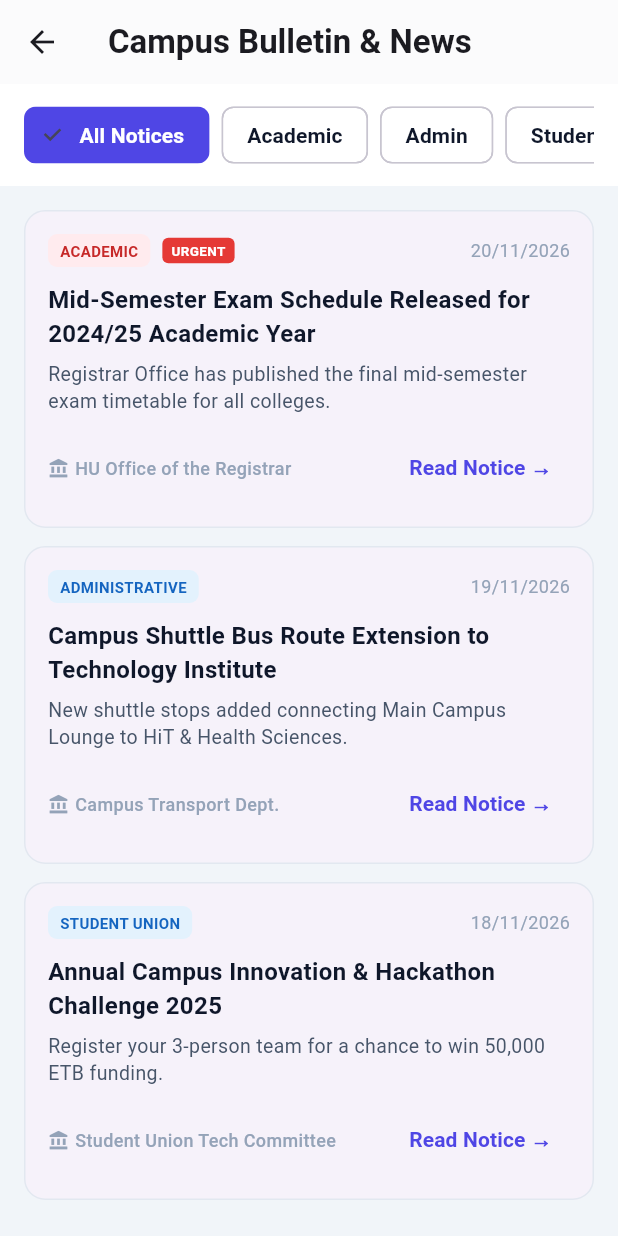
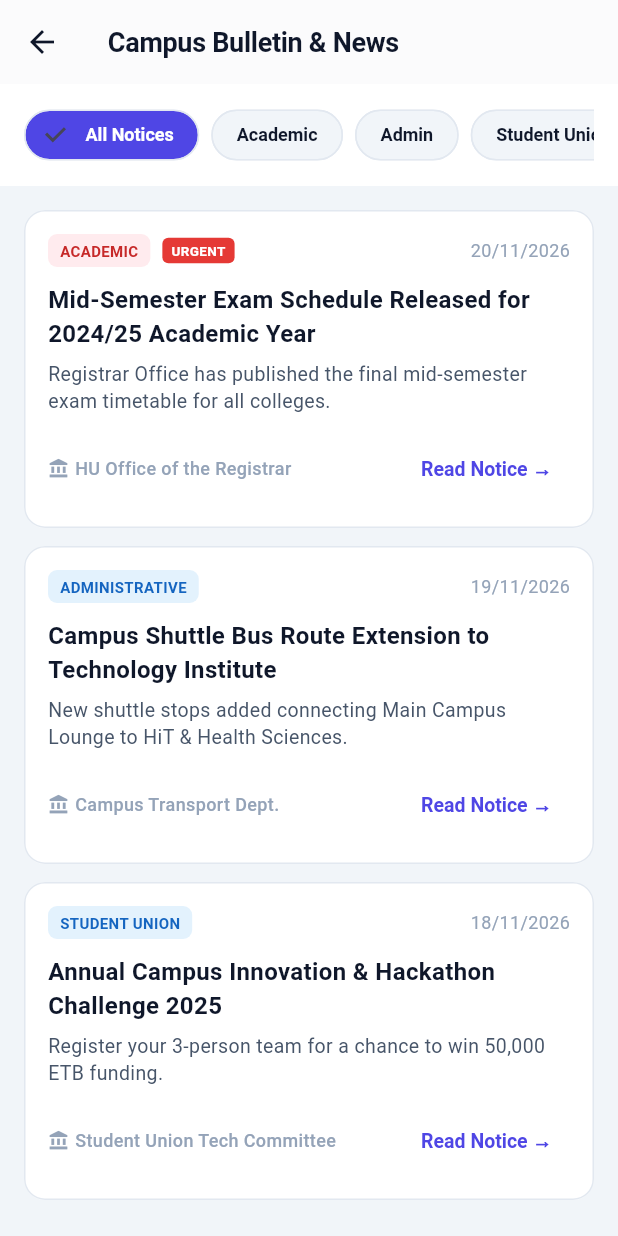
Before and after one commit to athronos21/campusflow, a Flutter app: the screen it shows after launch, after a tap on the "notifications none" icon, on a phone screen of 412 x 824 dp. Run offline on Flutter 3.47's test engine with Material 3 defaults, Android fonts, the phone set to English and light mode, and no system bars; our stand-ins replace dio, shared_preferences; network calls fail.

Commit message:
feat(design-system): add unified design tokens, material 3 theme, and ui spec

```diff
--- /dev/null
+++ b/apps/mobile/lib/core/theme/app_theme.dart
@@ -0,0 +1,160 @@
+import 'package:flutter/material.dart';
+import 'package:flutter/services.dart';
+import '../constants/app_colors.dart';
+
+class AppTheme {
+  static ThemeData get lightTheme {
+    return ThemeData(
+      useMaterial3: true,
+      brightness: Brightness.light,
+      primaryColor: AppColors.primary,
+      scaffoldBackgroundColor: AppColors.background,
+
+      // Color Scheme
+      colorScheme: ColorScheme.fromSeed(
+        seedColor: AppColors.primary,
+        primary: AppColors.primary,
+        onPrimary: Colors.white,
+        secondary: AppColors.accent,
+        onSecondary: Colors.white,
+        surface: AppColors.surface,
+        onSurface: AppColors.textPrimary,
+        error: AppColors.danger,
+        onError: Colors.white,
+        outline: AppColors.border,
+      ),
+
+      // App Bar Theme
+      appBarTheme: const AppBarTheme(
+        backgroundColor: Colors.white,
+        foregroundColor: AppColors.textPrimary,
+        elevation: 0,
+        scrolledUnderElevation: 1,
+        centerTitle: false,
+        titleTextStyle: TextStyle(
+          color: AppColors.textPrimary,
+          fontSize: 18,
+          fontWeight: FontWeight.bold,
+          letterSpacing: -0.2,
+        ),
+        systemOverlayStyle: SystemUiOverlayStyle.dark,
+        iconTheme: IconThemeData(color: AppColors.textPrimary),
+      ),
+
+      // Card Theme
+      cardTheme: CardTheme(
+        color: AppColors.surface,
+        elevation: 0,
+        shape: RoundedRectangleBorder(
+          borderRadius: BorderRadius.circular(16),
+          side: const BorderSide(color: AppColors.border, width: 1),
+        ),
+        margin: EdgeInsets.zero,
+      ),
+
+      // Elevated Button Theme
+      elevatedButtonTheme: ElevatedButtonThemeData(
+        style: ElevatedButton.styleFrom(
+          backgroundColor: AppColors.primary,
+          foregroundColor: Colors.white,
+          elevation: 0,
+          padding: const EdgeInsets.symmetric(horizontal: 20, vertical: 14),
+          shape: RoundedRectangleBorder(
+            borderRadius: BorderRadius.circular(12),
+          ),
+          textStyle: const TextStyle(
+            fontSize: 14,
+            fontWeight: FontWeight.bold,
+            letterSpacing: -0.1,
+          ),
+        ),
+      ),
+
+      // Outlined Button Theme
+      outlinedButtonTheme: OutlinedButtonThemeData(
+        style: OutlinedButton.styleFrom(
+          foregroundColor: AppColors.textPrimary,
+          side: const BorderSide(color: AppColors.border, width: 1.2),
+          padding: const EdgeInsets.symmetric(horizontal: 18, vertical: 12),
+          shape: RoundedRectangleBorder(
+            borderRadius: BorderRadius.circular(12),
+          ),
+          textStyle: const TextStyle(
+            fontSize: 13,
+            fontWeight: FontWeight.w600,
+          ),
+        ),
+      ),
+
+      // Text Button Theme
+      textButtonTheme: TextButtonThemeData(
+        style: TextButton.styleFrom(
+          foregroundColor: AppColors.primary,
+          textStyle: const TextStyle(
+            fontSize: 13,
+            fontWeight: FontWeight.bold,
+          ),
+        ),
+      ),
+
+      // Input Decoration Theme (Forms)
+      inputDecorationTheme: InputDecorationTheme(
+        filled: true,
+        fillColor: Colors.white,
+        contentPadding: const EdgeInsets.symmetric(horizontal: 16, vertical: 14),
+        border: OutlineInputBorder(
+          borderRadius: BorderRadius.circular(12),
+          borderSide: const BorderSide(color: AppColors.border),
+        ),
+        enabledBorder: OutlineInputBorder(
+          borderRadius: BorderRadius.circular(12),
+          borderSide: const BorderSide(color: AppColors.border),
+        ),
+        focusedBorder: OutlineInputBorder(
+          borderRadius: BorderRadius.circular(12),
+          borderSide: const BorderSide(color: AppColors.primary, width: 2),
+        ),
+        errorBorder: OutlineInputBorder(
+          borderRadius: BorderRadius.circular(12),
+          borderSide: const BorderSide(color: AppColors.danger),
+        ),
+        labelStyle: const TextStyle(
+          color: AppColors.textSecondary,
+          fontSize: 13,
+          fontWeight: FontWeight.w500,
+        ),
+        hintStyle: const TextStyle(
+          color: AppColors.textMuted,
+          fontSize: 13,
+        ),
+      ),
+
+      // Bottom Navigation Bar Theme
+      bottomNavigationBarTheme: const BottomNavigationBarThemeData(
+        backgroundColor: Colors.white,
+        selectedItemColor: AppColors.primary,
+        unselectedItemColor: AppColors.textMuted,
+        type: BottomNavigationBarType.fixed,
+        elevation: 8,
+        selectedLabelStyle: TextStyle(fontSize: 11, fontWeight: FontWeight.bold),
+        unselectedLabelStyle: TextStyle(fontSize: 11, fontWeight: FontWeight.w500),
+      ),
+
+      // Divider Theme
+      dividerTheme: const DividerThemeData(
+        color: AppColors.border,
+        thickness: 1,
+        space: 1,
+      ),
+
+      // Chip Theme
+      chipTheme: ChipThemeData(
+        backgroundColor: AppColors.background,
+        side: const BorderSide(color: AppColors.border),
+        shape: RoundedRectangleBorder(borderRadius: BorderRadius.circular(20)),
+        labelStyle: const TextStyle(fontSize: 12, fontWeight: FontWeight.w600),
+        padding: const EdgeInsets.symmetric(horizontal: 8, vertical: 4),
+      ),
+    );
+  }
+}
--- a/apps/mobile/lib/main.dart
+++ b/apps/mobile/lib/main.dart
@@ -1,6 +1,7 @@
 import 'package:flutter/material.dart';
 import 'package:flutter/services.dart';
 import 'core/constants/app_colors.dart';
+import 'core/theme/app_theme.dart';
 import 'screens/home_navigation_screen.dart';
 
 void main() {
@@ -22,18 +23,7 @@ class CampusFlowApp extends StatelessWidget {
     return MaterialApp(
       title: 'CampusFlow',
       debugShowCheckedModeBanner: false,
-      theme: ThemeData(
-        useMaterial3: true,
-        primaryColor: AppColors.primary,
-        scaffoldBackgroundColor: AppColors.background,
-        colorScheme: ColorScheme.fromSeed(
-          seedColor: AppColors.primary,
-          primary: AppColors.primary,
-          secondary: AppColors.warning,
-          surface: AppColors.surface,
-        ),
-        fontFamily: 'Roboto',
-      ),
+      theme: AppTheme.lightTheme,
       home: const HomeNavigationScreen(),
     );
   }
```
Also changed, not shown: 3 other files.
